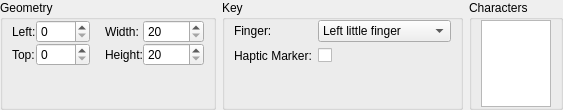
Old version of the form src/ui/keyboardlayoutpropertieswidget.ui in the repository KDE/ktouch.
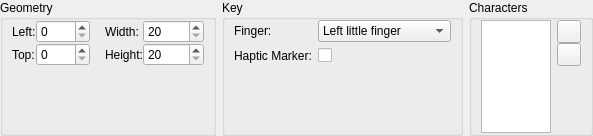
New version of the form. Icons and pictures are not drawn.

Commit message:
resource editor: implement adding and removing keyboard layout chars
And with that the keyboard layout editor is ready for actual work.

```diff
--- a/src/ui/keyboardlayoutpropertieswidget.ui
+++ b/src/ui/keyboardlayoutpropertieswidget.ui
@@ -6,8 +6,8 @@
    <rect>
     <x>0</x>
     <y>0</y>
-    <width>531</width>
-    <height>107</height>
+    <width>562</width>
+    <height>136</height>
    </rect>
   </property>
   <property name="sizePolicy">
@@ -490,6 +490,50 @@
                 </attribute>
                </widget>
               </item>
+              <item>
+               <layout class="QVBoxLayout" name="verticalLayout">
+                <property name="spacing">
+                 <number>0</number>
+                </property>
+                <item>
+                 <widget class="QToolButton" name="m_addCharacterButton">
+                  <property name="toolTip">
+                   <string>Add new character</string>
+                  </property>
+                  <property name="icon">
+                   <iconset theme="list-add">
+                    <normaloff/>
+                   </iconset>
+                  </property>
+                 </widget>
+                </item>
+                <item>
+                 <widget class="QToolButton" name="m_removeCharacterButton">
+                  <property name="toolTip">
+                   <string>Remove character</string>
+                  </property>
+                  <property name="icon">
+                   <iconset theme="list-remove">
+                    <normaloff/>
+                   </iconset>
+                  </property>
+                 </widget>
+                </item>
+                <item>
+                 <spacer name="verticalSpacer">
+                  <property name="orientation">
+                   <enum>Qt::Vertical</enum>
+                  </property>
+                  <property name="sizeHint" stdset="0">
+                   <size>
+                    <width>20</width>
+                    <height>40</height>
+                   </size>
+                  </property>
+                 </spacer>
+                </item>
+               </layout>
+              </item>
              </layout>
             </widget>
            </item>
```
The commit also changes 7 other files.
